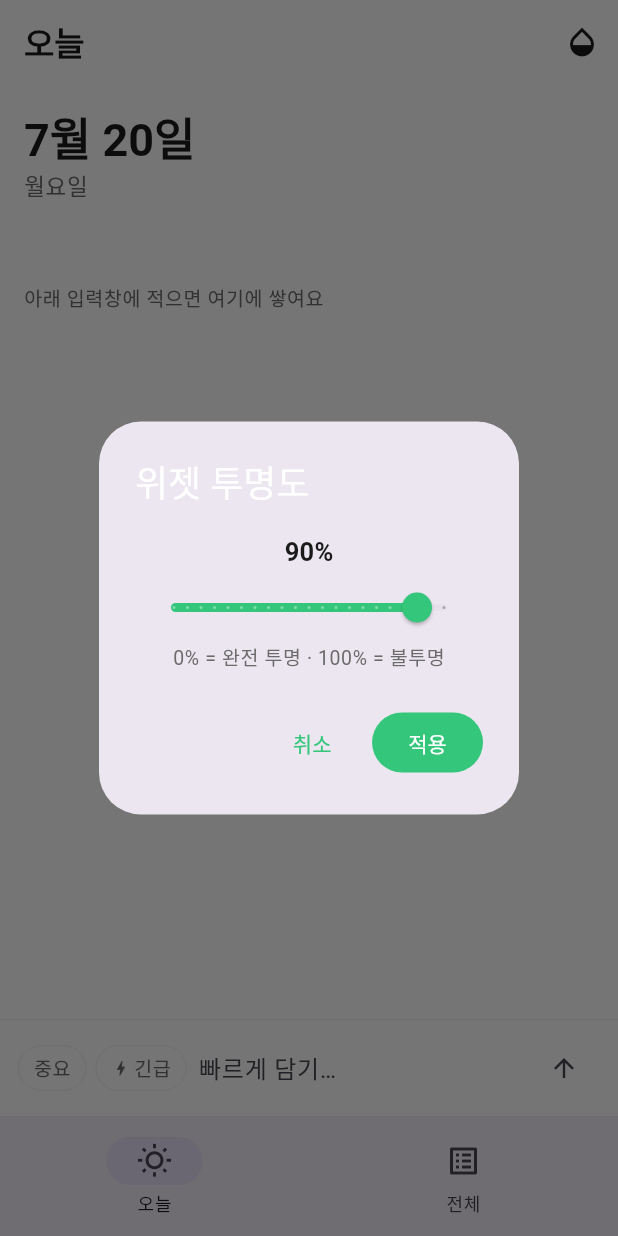
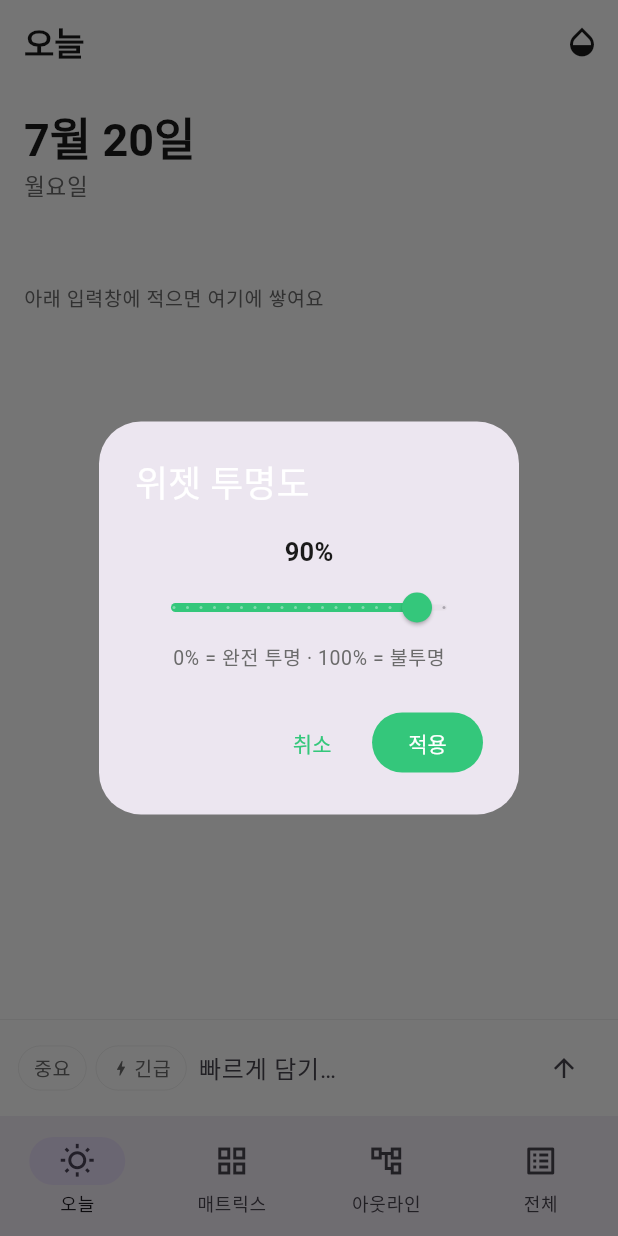
Before and after one commit to miziixx/jigoom, a Flutter app: the screen it shows after launch, after a tap on the "opacity" icon, on a phone screen of 412 x 824 dp. Run offline on Flutter 3.47's test engine with Material 3 defaults, Android fonts, the phone set to English and light mode, and no system bars; our stand-ins replace drift, drift_flutter, file_picker, flutter_colorpicker, flutter_local_notifications, flutter_riverpod and 6 more; missing offline and left inert: dart:html, google_mlkit_text_recognition, home_widget, receive_sharing_intent, shelf_router; accounts and stored records are empty; generated files the repository leaves out were written again; Roboto replaces fonts that are missing (Pretendard).

Commit message:
fix(jigeum): 매트릭스·아웃라인 탭 복구 — 사용자가 제거 요청한 적 없음
단순 모드 개편에서 임의로 뺐던 매트릭스/아웃라인을 되살려 4탭
(오늘/매트릭스/아웃라인/전체)으로. 새 목표+2분 행동 시트 버튼도 복구.
큰 날짜·삭제·마감·키보드 수정 등 이번 개선 사항은 그대로 유지.

Co-Authored-By: Claude Opus 4.8 <noreply@anthropic.com>
Claude-Session: https://claude.ai/code/session_0148HwGxjHBMAnrdakVDwWLh

```diff
--- a/jigeum/lib/app.dart
+++ b/jigeum/lib/app.dart
@@ -1,12 +1,17 @@
 import 'package:flutter/material.dart';
 import 'package:flutter_riverpod/flutter_riverpod.dart';
 
+import 'core/constants.dart';
 import 'features/all/all_view.dart';
 import 'features/capture/quick_capture_bar.dart';
+import 'features/matrix/matrix_view.dart';
+import 'features/outline/outline_view.dart';
 import 'features/today/today_view.dart';
+import 'features/today/two_minute_sheet.dart';
 import 'features/widgetkit/widget_bridge.dart';
+import 'providers.dart';
 
-/// 단순 모드 셸: 오늘 / 전체 두 탭.
+/// 셸: 오늘 / 매트릭스 / 아웃라인 / 전체.
 /// 입력바는 body 안에 있어 키보드가 올라와도 항상 보인다.
 class AppShell extends ConsumerStatefulWidget {
   const AppShell({super.key});
@@ -18,20 +23,33 @@ class AppShell extends ConsumerStatefulWidget {
 class _AppShellState extends ConsumerState<AppShell> {
   int _index = 0;
 
+  static const _titles = ['오늘', '매트릭스', '아웃라인', '전체'];
+
   @override
   Widget build(BuildContext context) {
-    final body = _index == 0 ? const TodayView() : const AllView();
+    final body = switch (_index) {
+      0 => const TodayView(),
+      1 => const MatrixView(),
+      2 => const OutlineView(),
+      _ => const AllView(),
+    };
 
     return Scaffold(
       resizeToAvoidBottomInset: true,
       appBar: AppBar(
-        title: Text(_index == 0 ? '오늘' : '전체'),
+        title: Text(_titles[_index]),
         actions: [
           IconButton(
             icon: const Icon(Icons.opacity_outlined),
             tooltip: '위젯 투명도',
             onPressed: _widgetOpacityDialog,
           ),
+          if (_index == 2)
+            IconButton(
+              icon: const Icon(Icons.flag_outlined),
+              tooltip: '새 목표',
+              onPressed: _newGoal,
+            ),
         ],
       ),
       // 입력바가 키보드 위로 따라 올라오도록 body 에 배치.
@@ -50,10 +68,44 @@ class _AppShellState extends ConsumerState<AppShell> {
           NavigationDestination(
               icon: Icon(Icons.wb_sunny_outlined), label: '오늘'),
           NavigationDestination(
+              icon: Icon(Icons.grid_view_outlined), label: '매트릭스'),
+          NavigationDestination(
+              icon: Icon(Icons.account_tree_outlined), label: '아웃라인'),
+          NavigationDestination(
               icon: Icon(Icons.list_alt_outlined), label: '전체'),
         ],
       ),
     );
+  }
+
+  /// 새 목표 → 저장 직후 첫 2분 행동 시트 (규칙 5).
+  Future<void> _newGoal() async {
+    final controller = TextEditingController();
+    final title = await showDialog<String>(
+      context: context,
+      builder: (ctx) => AlertDialog(
+        title: const Text('새 목표'),
+        content: TextField(
+          controller: controller,
+          autofocus: true,
+          decoration: const InputDecoration(hintText: '이루고 싶은 것'),
+          onSubmitted: (v) => Navigator.of(ctx).pop(v),
+        ),
+        actions: [
+          TextButton(
+              onPressed: () => Navigator.of(ctx).pop(),
+              child: const Text('취소')),
+          FilledButton(
+              onPressed: () => Navigator.of(ctx).pop(controller.text),
+              child: const Text('만들기')),
+        ],
+      ),
+    );
+    if (title == null || title.trim().isEmpty || !mounted) return;
+    final repo = ref.read(nodeRepoProvider);
+    final id = await repo.create(type: NodeType.goal, title: title.trim());
+    if (!mounted) return;
+    await showTwoMinuteSheet(context, ref, goalId: id, goalTitle: title.trim());
   }
 
   /// 홈/잠금 위젯 배경 투명도 설정 (0=투명 ~ 100=불투명).
```
